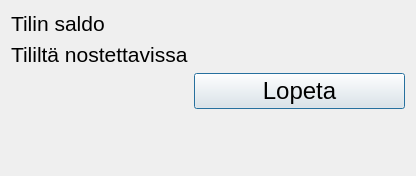
Above: bank-automat/saldo.ui from Samulimv/mybankautomat_project before the change. Below: the same form after it.
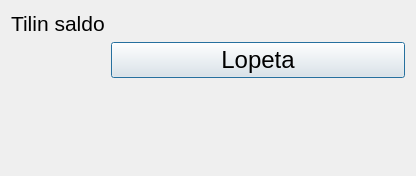
That is the form after the change.

```diff
--- a/bank-automat/saldo.ui
+++ b/bank-automat/saldo.ui
@@ -28,30 +28,6 @@
        </property>
       </widget>
      </item>
-     <item row="1" column="0">
-      <widget class="QLabel" name="label_3">
-       <property name="font">
-        <font>
-         <pointsize>16</pointsize>
-        </font>
-       </property>
-       <property name="text">
-        <string>Tililtä nostettavissa</string>
-       </property>
-      </widget>
-     </item>
-     <item row="2" column="1">
-      <widget class="QPushButton" name="lopeta">
-       <property name="font">
-        <font>
-         <pointsize>18</pointsize>
-        </font>
-       </property>
-       <property name="text">
-        <string>Lopeta</string>
-       </property>
-      </widget>
-     </item>
      <item row="0" column="1">
       <widget class="QLabel" name="tilinsaldo">
        <property name="font">
@@ -65,14 +41,14 @@
       </widget>
      </item>
      <item row="1" column="1">
-      <widget class="QLabel" name="tililtanostettavissa">
+      <widget class="QPushButton" name="lopeta">
        <property name="font">
         <font>
-         <pointsize>16</pointsize>
+         <pointsize>18</pointsize>
         </font>
        </property>
        <property name="text">
-        <string/>
+        <string>Lopeta</string>
        </property>
       </widget>
      </item>
```
